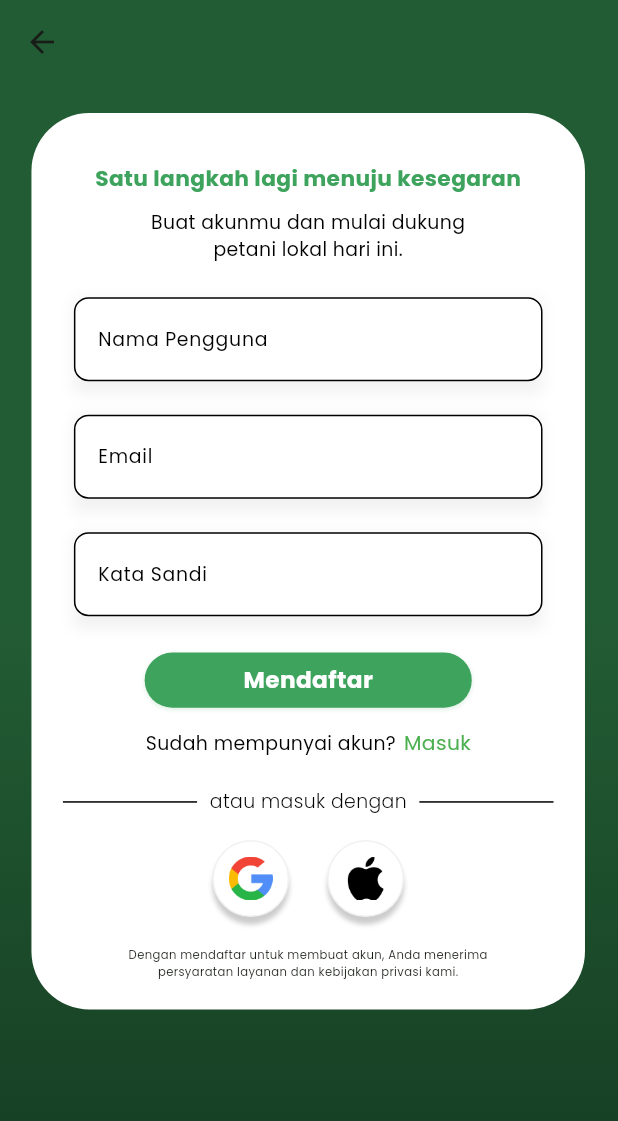
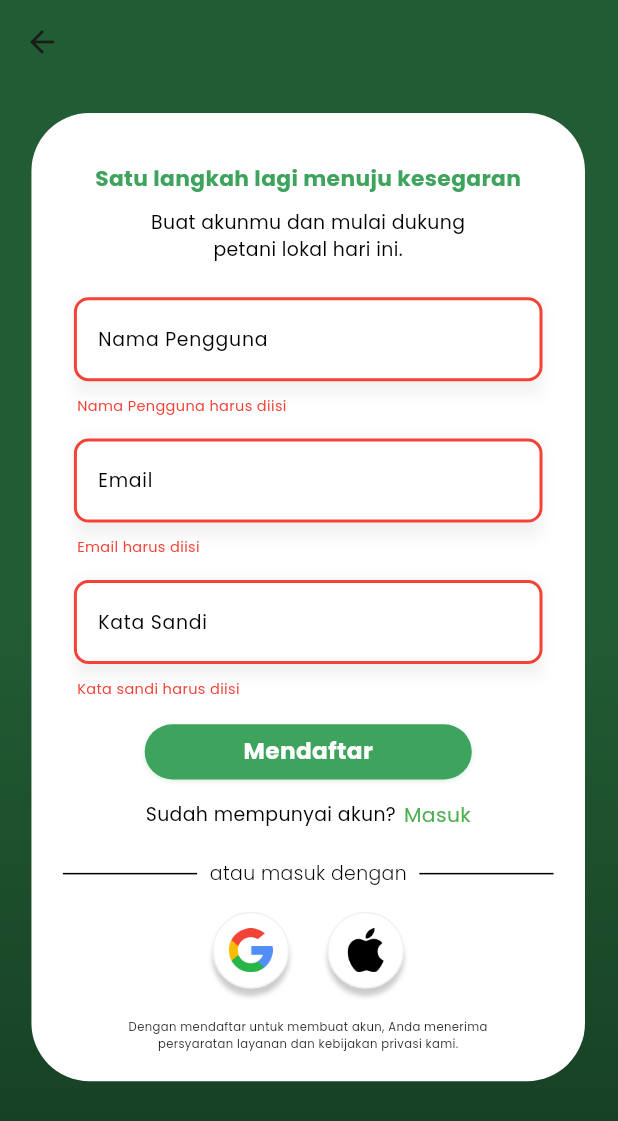
Before and after one commit to Awftzky/SayurinAja, a Flutter app: the RegisterPage screen opened by its route, after a tap on "Mendaftar", on a phone screen of 412 x 824 dp. Shown: the top 1121 px of the screen. Run offline on Flutter 3.47's test engine with Material 3 defaults, Android fonts, the phone set to English and light mode, and no system bars; our stand-ins replace flutter_screenutil, font_awesome_flutter, geocoding, geolocator, get, shared_preferences and 1 more; missing offline and left inert: tutorial_coach_mark; accounts and stored records are empty.

Commit message:
application ready

```diff
--- a/lib/App/core/network/user_service.dart
+++ b/lib/App/core/network/user_service.dart
@@ -9,7 +9,8 @@ import 'package:sayurinaja/App/shared/models/auth/user_response.dart';
 
 class UserService {
   final String baseAndroidUrl = "http://10.0.2.2:8000";
-  final String baseUrl = "http://localhost:8000";
+  // final String baseUrl = "http://192.168.18.138:8000"; // MY IPHONE
+  final String baseUrl = "http://localhost:8000"; // BASE URL
 
   // REGISTER API - Updated
   Future<UserResponse> registerAPI(RegisterRequest request) async {
--- a/lib/App/core/storage/local_storage.dart
+++ b/lib/App/core/storage/local_storage.dart
@@ -1,7 +1,6 @@
 import 'package:shared_preferences/shared_preferences.dart';
 
 class LocalStorage {
-  static const String _keyUsername = 'username';
   static const String _keyTutorialCompleted = 'tutorial_completed';
 
   static final LocalStorage _instance = LocalStorage._internal();
--- a/lib/App/features/auth/controller/register/register_controller.dart
+++ b/lib/App/features/auth/controller/register/register_controller.dart
@@ -17,10 +17,17 @@ class RegisterController extends GetxController {
   var isLoading = false.obs;
   var otpCode = "".obs;
 
+  var usernameError = "".obs;
+  var emailError = "".obs;
+  var passwordError = "".obs;
+
   @override
   void onInit() {
-    // ADD LOGIC
     super.onInit();
+    // Clear errors when user types
+    usernameController.addListener(_clearUsernameError);
+    emailController.addListener(_clearEmailError);
+    passwordController.addListener(_clearPasswordError);
   }
 
   @override
@@ -31,11 +38,42 @@ class RegisterController extends GetxController {
     super.onClose();
   }
 
+  void _clearUsernameError() {
+    if (usernameError.value.isNotEmpty) {
+      usernameError.value = "";
+    }
+  }
+
+  void _clearEmailError() {
+    if (emailError.value.isNotEmpty) {
+      emailError.value = "";
+    }
+  }
+
+  void _clearPasswordError() {
+    if (passwordError.value.isNotEmpty) {
+      passwordError.value = "";
+    }
+  }
+
+  void _clearAllErrors() {
+    usernameError.value = "";
+    emailError.value = "";
+    passwordError.value = "";
+  }
+
   // REGISTER LOGIC - FIXED
   void register() async {
-    if (emailController.text.isEmpty ||
-        usernameController.text.isEmpty ||
+    // Clear previous errors
+    _clearAllErrors();
+
+    // Validation
+    if (usernameController.text.isEmpty ||
+        emailController.text.isEmpty ||
         passwordController.text.isEmpty) {
+      if (usernameController.text.isEmpty) usernameError.value = "Nama Pengguna harus diisi";
+      if (emailController.text.isEmpty) emailError.value = "Email harus diisi";
+      if (passwordController.text.isEmpty)passwordError.value = "Kata sandi harus diisi";
       return;
     }
 
--- a/lib/App/features/auth/views/register/register_page.dart
+++ b/lib/App/features/auth/views/register/register_page.dart
@@ -11,7 +11,6 @@ import 'package:sayurinaja/App/shared/widgets/scaffold/base_scaffold.dart';
 
 class RegisterPage extends GetView<RegisterController> {
   const RegisterPage({super.key});
-
 
   @override
   Widget build(BuildContext context) {
@@ -67,35 +66,47 @@ class RegisterPage extends GetView<RegisterController> {
                   SizedBox(height: 23.h),
 
                   /// USERNAME
-                  CustomInputAuth(
+                  Obx(
+                    () => CustomInputAuth(
                       labelText: "Nama Pengguna",
                       width: 298,
                       height: 66,
                       borderColor: AppColors.black,
                       controller: controller.usernameController,
+                      hasError: controller.usernameError.value.isNotEmpty,
+                      errorText: controller.usernameError.value,
+                    ),
                   ),
 
                   SizedBox(height: 15.h),
 
                   /// EMAIL
-                  CustomInputAuth(
+                  Obx(
+                    () => CustomInputAuth(
                       labelText: "Email",
                       width: 298,
                       height: 66,
                       borderColor: AppColors.black,
                       controller: controller.emailController,
+                      hasError: controller.emailError.value.isNotEmpty,
+                      errorText: controller.emailError.value,
+                    ),
                   ),
 
                   SizedBox(height: 15.h),
 
                   /// PASSWORD
-                  CustomInputAuth(
+                  Obx(
+                    () => CustomInputAuth(
                       labelText: "Kata Sandi",
                       width: 298,
                       height: 66,
                       borderColor: AppColors.black,
                       controller: controller.passwordController,
                       obscureText: true,
+                      hasError: controller.passwordError.value.isNotEmpty,
+                      errorText: controller.passwordError.value,
+                    ),
                   ),
 
                   SizedBox(height: 17.h),
--- a/lib/App/features/checkout/controller/checkout_controller.dart
+++ b/lib/App/features/checkout/controller/checkout_controller.dart
@@ -20,6 +20,7 @@ class CheckoutController extends GetxController {
   final RxString storeLocation = "Bandung, Jawa Barat".obs;
   final RxString deliveryNotes = "".obs;
   final RxString productNotes = "".obs;
+  final RxInt editingProductIndex = (-1).obs;
   final RxString selectedDeliveryOption = "Express".obs;
   final RxString selectedPaymentMethod = "QRIS".obs;
   final RxString pickupButtonText = "Pesan dan ambil pesananan kamu".obs;
--- a/lib/App/features/store/view/allstore_page.dart
+++ b/lib/App/features/store/view/allstore_page.dart
@@ -39,14 +39,14 @@ class AllStorePage extends GetView<HomeController> {
         title: Align(
           alignment: Alignment.topLeft,
           child: Container(
-              width: 150.w,
-              height: 23.h,
+              padding: EdgeInsets.only(
+                  left: 5.w, right: 15.w, top: 5.h, bottom: 5.h),
               decoration: BoxDecoration(
                 borderRadius: BorderRadius.circular(20.r),
                 color: AppColors.white,
               ),
               child: Row(
-                mainAxisAlignment: MainAxisAlignment.start,
+                mainAxisSize: MainAxisSize.min,
                 children: [
                   SizedBox(
                     width: 5.w,
--- a/lib/App/shared/widgets/box/checkout_product_box.dart
+++ b/lib/App/shared/widgets/box/checkout_product_box.dart
@@ -78,8 +78,6 @@ class CheckoutProductBox extends StatelessWidget {
                     ),
                   ),
 
-                // Tombol "Ubah Catatan"
-                // Menggunakan GestureDetector untuk custom button style
                 GestureDetector(
                   onTap: onNotesTap, // Terhubung ke callback
                   child: Container(
```
Also changed, not shown: lib/App/features/home/controller/home_controller.dart (+11 -11 lines), lib/App/shared/animation/tutorial/tutorial_service.dart (+1 -17 lines), lib/App/shared/section/checkout/checkout_product_section.dart (+13 -16 lines), lib/App/shared/widgets/bottom_sheet/main_bottom_sheet.dart (+37 -31 lines). Lines whose indentation alone changed are shown as unchanged.
